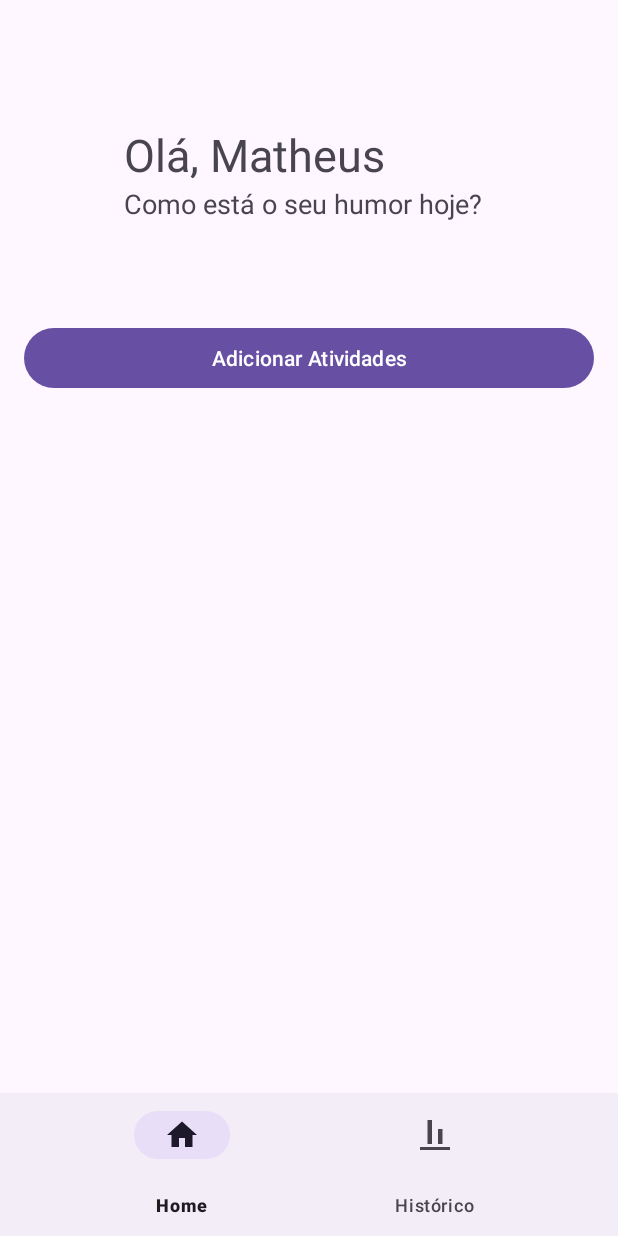
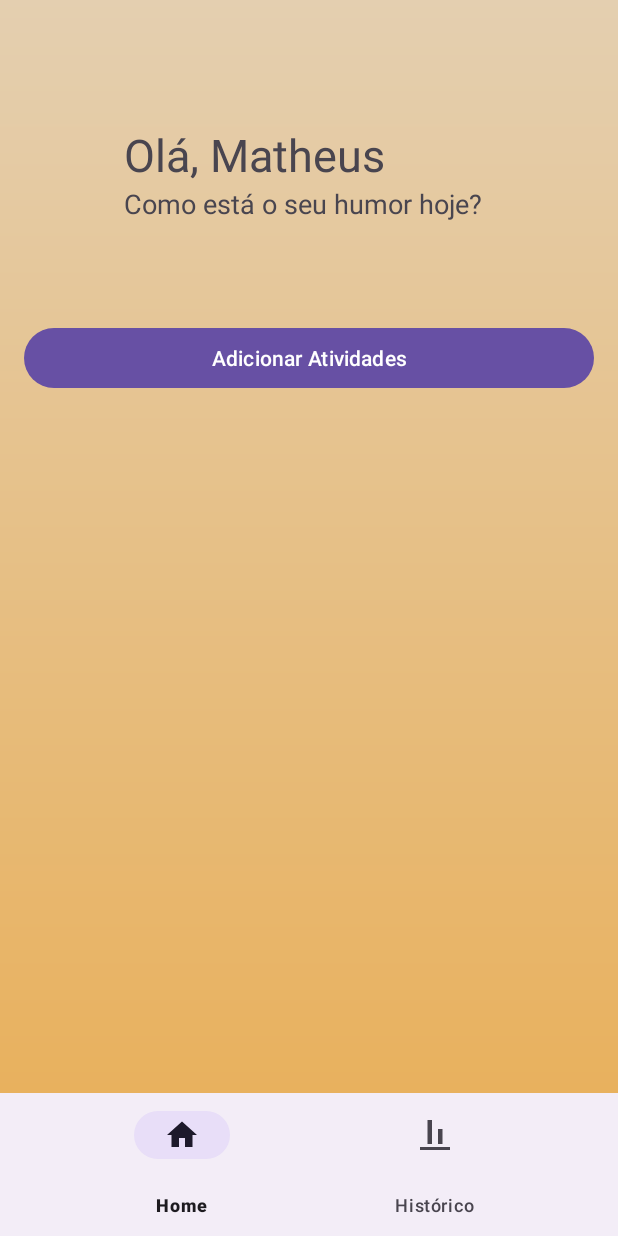
Before and after one commit to matheusasc/starbem_app, an Android app: the screen it shows after launch (MainActivity), on a phone screen of 412 x 824 dp. Run offline under Robolectric (Android 15) with nearby library versions, the light colour scheme and no system bars.

Commit message:
feat - adicionado fundo gradient e emojis pra tela home

```diff
--- /dev/null
+++ b/app/src/main/res/drawable/background_gradient.xml
@@ -0,0 +1,11 @@
+<?xml version="1.0" encoding="utf-8"?>
+<layer-list xmlns:android="http://schemas.android.com/apk/res/android">
+    <item>
+        <shape android:shape="rectangle">
+            <gradient
+                android:startColor="#E9AD53"
+            android:endColor="#E4CFB0"
+            android:angle="90"/>
+        </shape>
+    </item>
+</layer-list>
--- a/app/src/main/res/layout/activity_main.xml
+++ b/app/src/main/res/layout/activity_main.xml
@@ -4,6 +4,7 @@
     xmlns:tools="http://schemas.android.com/tools"
     android:layout_width="match_parent"
     android:layout_height="match_parent"
+    android:background="@drawable/background_gradient"
     tools:context=".MainActivity">
 
     <FrameLayout
```
Also changed, not shown: app/src/main/res/drawable/editing.png (added), app/src/main/res/drawable/emoji_crying.png (added), app/src/main/res/drawable/emoji_happy.png (added), 1 other file.
